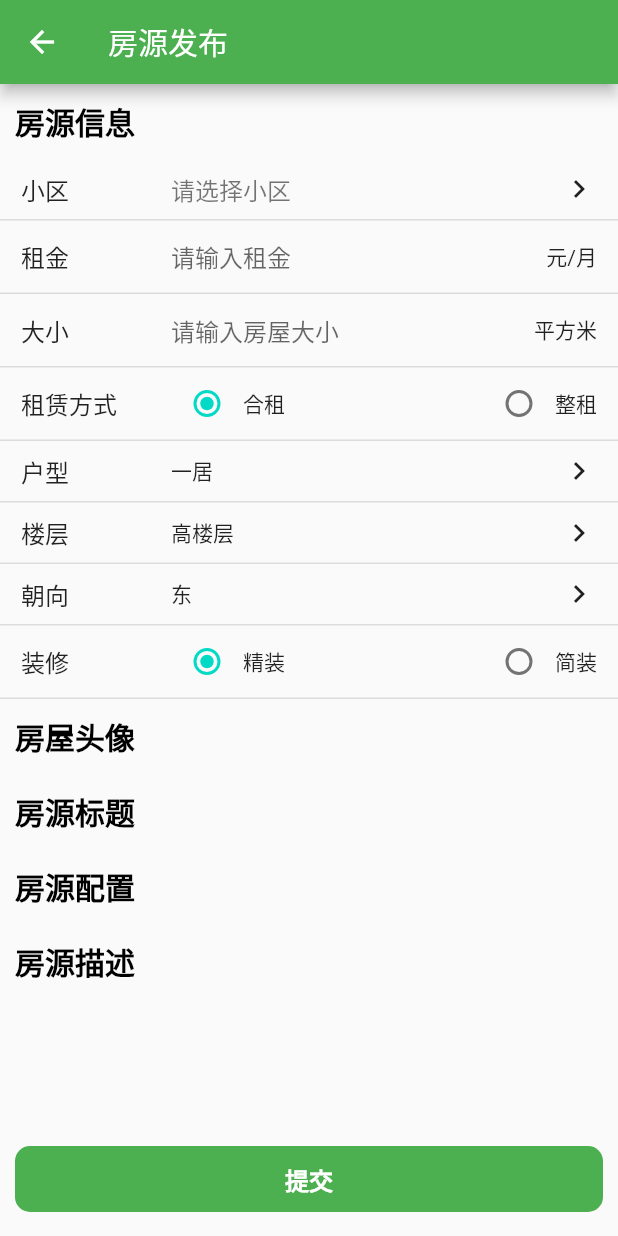
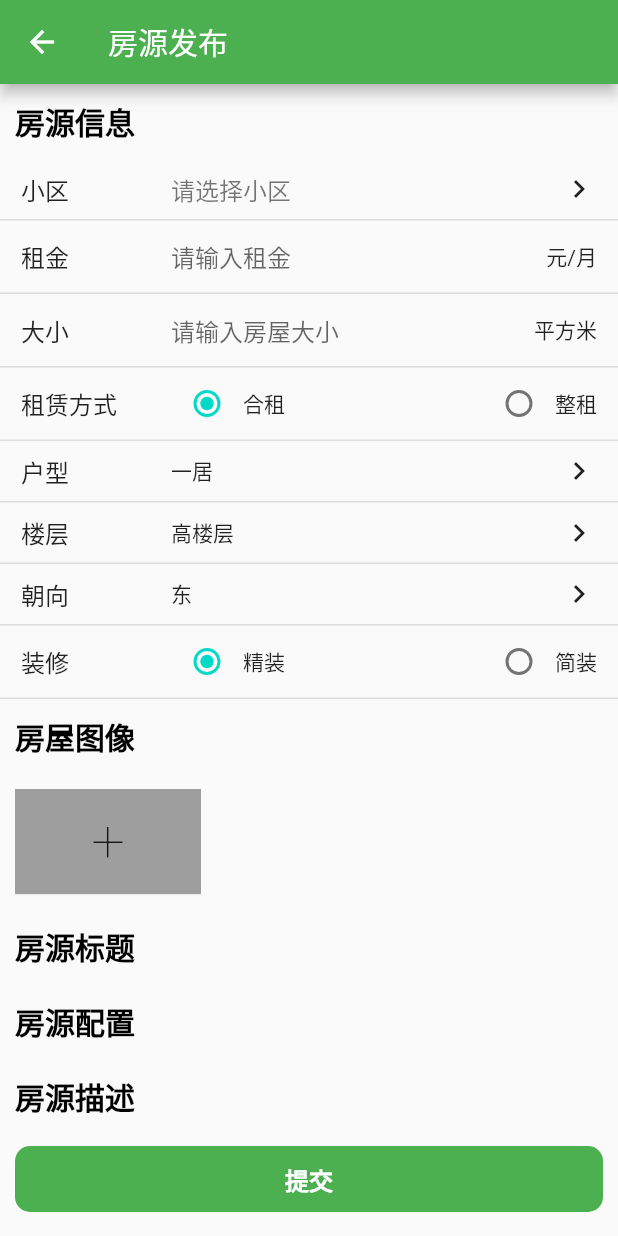
Before and after one commit to BearLatte/good_house_renting, a Flutter app: the RoomAddPage screen opened by its route, on a phone screen of 412 x 824 dp. Run offline on Flutter 3.47's test engine with Material 2 defaults, Android fonts, the phone set to English and light mode, and no system bars; our stand-ins replace card_swiper, fluro, image_picker, permission_handler; missing offline and left inert: flutter_advanced_networkimage_2; network calls fail.

Commit message:
完成了图片选择部分

```diff
--- a/lib/pages/room_add/index.dart
+++ b/lib/pages/room_add/index.dart
@@ -1,6 +1,9 @@
+import 'dart:io';
+
 import 'package:flutter/material.dart';
 import 'package:good_house_renting/widgets/common_floating_action_button.dart';
 import 'package:good_house_renting/widgets/common_form_item.dart';
+import 'package:good_house_renting/widgets/common_image_picker.dart';
 import 'package:good_house_renting/widgets/common_radio_form_item.dart';
 import 'package:good_house_renting/widgets/common_select_form_item.dart';
 import 'package:good_house_renting/widgets/common_title.dart';
@@ -117,7 +120,8 @@ class _RoomAddPageState extends State<RoomAddPage> {
             });
           },
         ),
-        const CommonTitle(title: '房屋头像'),
+        const CommonTitle(title: '房屋图像'),
+        CommonImagePicker(onChanged: (List<File> files) {}),
         const CommonTitle(title: '房源标题'),
         const CommonTitle(title: '房源配置'),
         const CommonTitle(title: '房源描述')
--- /dev/null
+++ b/lib/widgets/common_image_picker.dart
@@ -0,0 +1,115 @@
+// ignore_for_file: depend_on_referenced_packages
+
+import 'dart:io';
+import 'package:flutter/material.dart';
+import 'package:good_house_renting/util/commom_toast.dart';
+import 'package:image_picker/image_picker.dart';
+import 'package:permission_handler/permission_handler.dart';
+
+const List<String> defautImgs = [
+  'http://ww3.sinaimg.cn/large/006y8mN6ly1g6e2tdgve1j30ku0bsn75.jpg',
+  'http://ww3.sinaimg.cn/large/006y8mN6ly1g6e2whp87sj30ku0bstec.jpg',
+  'http://ww3.sinaimg.cn/large/006y8mN6ly1g6e2tl1v3bj30ku0bs77z.jpg',
+];
+
+// 设置图片宽高
+var imageWidth = 750.0;
+var imageHeight = 424.0;
+var imageWidgetHeightRatio = imageWidth / imageHeight; //宽高比
+
+class CommonImagePicker extends StatefulWidget {
+  final ValueChanged<List<File>>? onChanged;
+
+  const CommonImagePicker({super.key, this.onChanged});
+
+  @override
+  State<CommonImagePicker> createState() => _CommonImagePickerState();
+}
+
+class _CommonImagePickerState extends State<CommonImagePicker> {
+  List<File> files = [];
+
+  _pickImage() async {
+    var status = await Permission.photos.request();
+    if (status == PermissionStatus.granted) {
+      ImagePicker picker = ImagePicker();
+      var image = await picker.pickImage(source: ImageSource.gallery);
+      if (image == null) return;
+      File imageFile = File(image.path);
+      setState(() {
+        files = files..add(imageFile);
+      });
+
+      if (widget.onChanged != null) {
+        widget.onChanged!(files);
+      }
+    } else {
+      CommonToast.showToast('请允许本应用访问您的相册');
+    }
+  }
+
+  @override
+  Widget build(BuildContext context) {
+    var width = (MediaQuery.of(context).size.width - 10 * 4) / 3;
+    var height = width / imageWidgetHeightRatio;
+    Widget addButton = GestureDetector(
+      behavior: HitTestBehavior.translucent,
+      onTap: _pickImage,
+      child: Container(
+        width: width,
+        height: height,
+        color: Colors.grey,
+        child: const Center(
+          child: Text(
+            '+',
+            style: TextStyle(fontSize: 40.0, fontWeight: FontWeight.w100),
+          ),
+        ),
+      ),
+    );
+
+    Widget wrapper(File imageFile) {
+      return Stack(
+        clipBehavior: Clip.none,
+        children: [
+          Image.file(
+            imageFile,
+            width: width,
+            height: height,
+            fit: BoxFit.cover,
+          ),
+          Positioned(
+            top: -20.0,
+            right: -20.0,
+            child: IconButton(
+              onPressed: () {
+                setState(() {
+                  files = files..remove(imageFile);
+                });
+                if (widget.onChanged != null) {
+                  widget.onChanged!(files);
+                }
+              },
+              icon: const Icon(
+                Icons.delete_forever,
+                color: Colors.red,
+              ),
+            ),
+          )
+        ],
+      );
+    }
+
+    List<Widget> list = files.map((file) => wrapper(file)).toList()
+      ..add(addButton);
+
+    return Container(
+      padding: const EdgeInsets.all(10.0),
+      child: Wrap(
+        spacing: 10.0,
+        runSpacing: 10.0,
+        children: list,
+      ),
+    );
+  }
+}
--- a/pubspec.yaml
+++ b/pubspec.yaml
@@ -34,6 +34,8 @@ dependencies:
   fluro: ^2.0.5
   card_swiper : ^3.0.0
   fluttertoast: ^8.2.2
+  image_picker: ^1.0.1
+  permission_handler: ^10.4.3
   flutter_advanced_networkimage_2: ^2.0.1
 
   # The following adds the Cupertino Icons font to your application.
```
Also changed, not shown: pubspec.lock, 8 other files.
